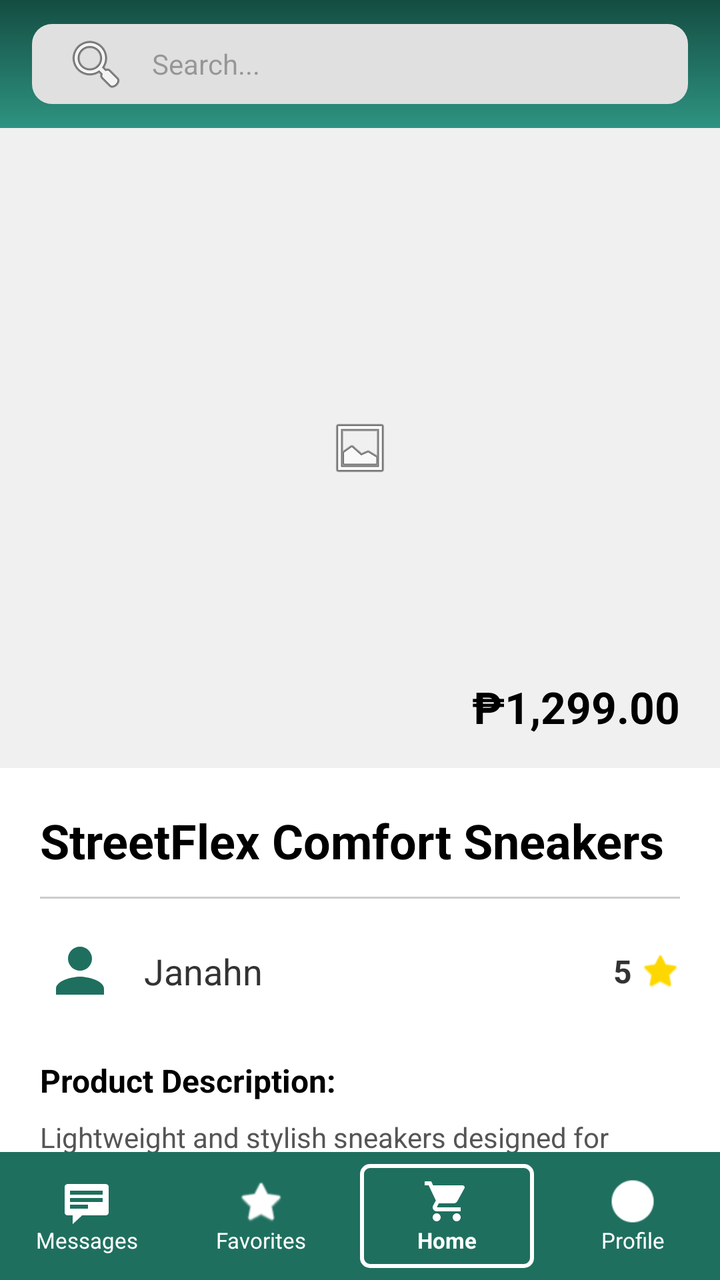
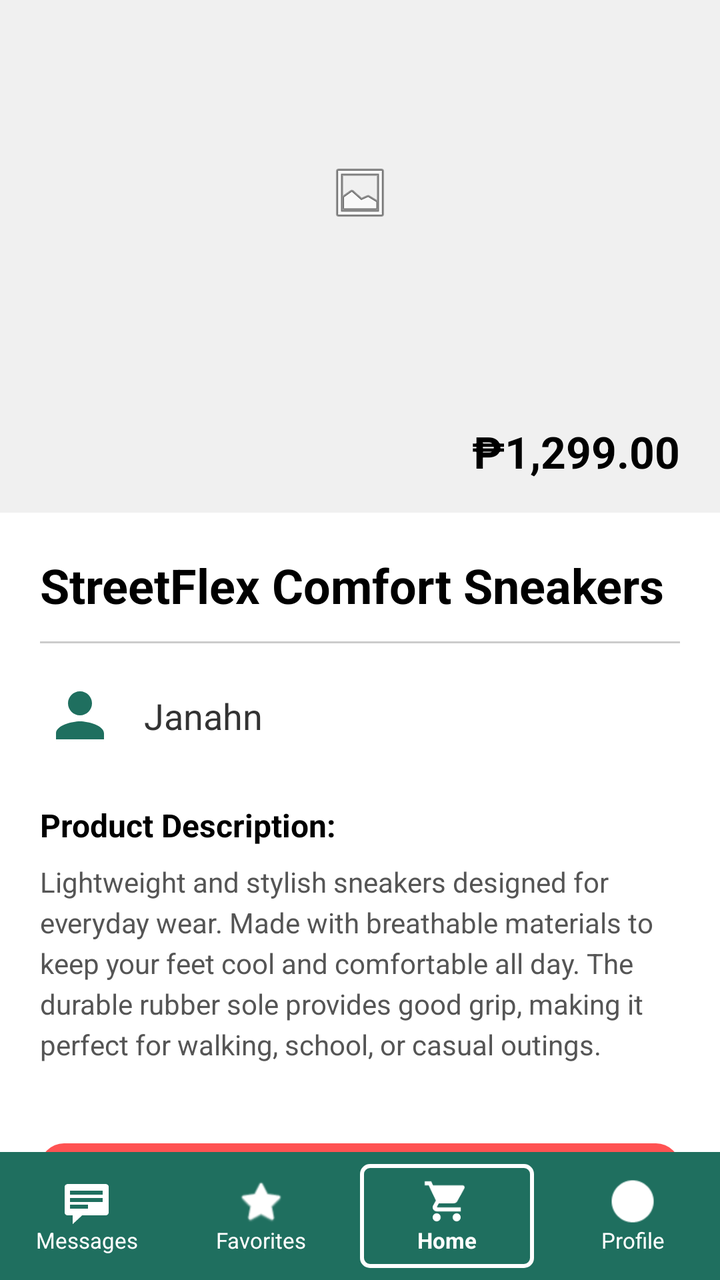

Compare the two renders of this Android layout. The source of the first and the diff that turns it into the second are given below.
<!-- AndroidManifest.xml: application theme Theme.AppDevLocalBuyAndSellSystem -->
<!-- res/layout/my_product_details.xml -->
<?xml version="1.0" encoding="utf-8"?>
<androidx.constraintlayout.widget.ConstraintLayout xmlns:android="http://schemas.android.com/apk/res/android"
    xmlns:app="http://schemas.android.com/apk/res-auto"
    xmlns:tools="http://schemas.android.com/tools"
    android:layout_width="match_parent"
    android:layout_height="match_parent"
    android:background="#FFFFFF">

    
    <androidx.constraintlayout.widget.ConstraintLayout
        android:id="@+id/myDetailsHeader"
        android:layout_width="match_parent"
        android:layout_height="64dp"
        android:background="@drawable/green_gradient_bg"
        android:paddingHorizontal="16dp"
        app:layout_constraintTop_toTopOf="parent">

        <EditText
            android:id="@+id/etMyDetailsSearch"
            android:layout_width="match_parent"
            android:layout_height="40dp"
            android:background="@drawable/search_bar_bg"
            android:drawableStart="@android:drawable/ic_menu_search"
            android:drawablePadding="12dp"
            android:hint="@string/search_hint"
            android:importantForAutofill="no"
            android:inputType="text"
            android:paddingHorizontal="16dp"
            android:textColor="#000000"
            android:textSize="14sp"
            app:layout_constraintBottom_toBottomOf="parent"
            app:layout_constraintTop_toTopOf="parent" />

    </androidx.constraintlayout.widget.ConstraintLayout>

    <androidx.core.widget.NestedScrollView
        android:layout_width="match_parent"
        android:layout_height="0dp"
        android:fillViewport="true"
        app:layout_constraintBottom_toTopOf="@id/bottomNavBar"
        app:layout_constraintTop_toBottomOf="@id/myDetailsHeader">

        <androidx.constraintlayout.widget.ConstraintLayout
            android:layout_width="match_parent"
            android:layout_height="wrap_content"
            android:paddingBottom="24dp">

            
            <androidx.constraintlayout.widget.ConstraintLayout
                android:id="@+id/containerHero"
                android:layout_width="match_parent"
                android:layout_height="320dp"
                android:background="#F0F0F0"
                app:layout_constraintTop_toTopOf="parent">

                <ImageView
                    android:id="@+id/ivMyProductDetailImage"
                    android:layout_width="match_parent"
                    android:layout_height="match_parent"
                    android:scaleType="centerInside"
                    android:src="@android:drawable/ic_menu_gallery"
                    android:contentDescription="@string/product_image_desc" />

                <TextView
                    android:id="@+id/tvMyProductDetailPrice"
                    android:layout_width="wrap_content"
                    android:layout_height="wrap_content"
                    android:layout_marginEnd="20dp"
                    android:layout_marginBottom="16dp"
                    android:text="₱1,299.00"
                    android:textColor="#000000"
                    android:textSize="22sp"
                    android:textStyle="bold"
                    app:layout_constraintBottom_toBottomOf="parent"
                    app:layout_constraintEnd_toEndOf="parent" />

            </androidx.constraintlayout.widget.ConstraintLayout>

            
            <TextView
                android:id="@+id/tvMyProductDetailTitle"
                android:layout_width="match_parent"
                android:layout_height="wrap_content"
                android:layout_marginHorizontal="20dp"
                android:layout_marginTop="20dp"
                android:text="StreetFlex Comfort Sneakers"
                android:textColor="#000000"
                android:textSize="24sp"
                android:textStyle="bold"
                app:layout_constraintTop_toBottomOf="@id/containerHero" />

            <View
                android:id="@+id/myTitleDivider"
                android:layout_width="match_parent"
                android:layout_height="1dp"
                android:layout_marginHorizontal="20dp"
                android:layout_marginTop="12dp"
                android:background="#CCCCCC"
                app:layout_constraintTop_toBottomOf="@id/tvMyProductDetailTitle" />

            
            <androidx.constraintlayout.widget.ConstraintLayout
                android:id="@+id/mySellerRow"
                android:layout_width="match_parent"
                android:layout_height="wrap_content"
                android:layout_marginTop="16dp"
                android:paddingHorizontal="20dp"
                app:layout_constraintTop_toBottomOf="@id/myTitleDivider">

                <ImageView
                    android:id="@+id/ivMySellerProfile"
                    android:layout_width="40dp"
                    android:layout_height="40dp"
                    android:background="@drawable/circle_white_bg"
                    android:padding="2dp"
                    android:src="@drawable/ic_user"
                    app:layout_constraintBottom_toBottomOf="parent"
                    app:layout_constraintStart_toStartOf="parent"
                    app:layout_constraintTop_toTopOf="parent"
                    app:tint="#1F6F5F"
                    android:contentDescription="@string/seller_profile_desc" />

                <TextView
                    android:id="@+id/tvMySellerName"
                    android:layout_width="wrap_content"
                    android:layout_height="wrap_content"
                    android:layout_marginStart="12dp"
                    android:text="Janahn"
                    android:textColor="#333333"
                    android:textSize="18sp"
                    app:layout_constraintBottom_toBottomOf="@id/ivMySellerProfile"
                    app:layout_constraintStart_toEndOf="@id/ivMySellerProfile"
                    app:layout_constraintTop_toTopOf="@id/ivMySellerProfile" />

                <LinearLayout
                    android:layout_width="wrap_content"
                    android:layout_height="wrap_content"
                    android:gravity="center_vertical"
                    android:orientation="horizontal"
                    app:layout_constraintBottom_toBottomOf="parent"
                    app:layout_constraintEnd_toEndOf="parent"
                    app:layout_constraintTop_toTopOf="parent">

                    <TextView
                        android:layout_width="wrap_content"
                        android:layout_height="wrap_content"
                        android:text="5"
                        android:textColor="#333333"
                        android:textSize="16sp"
                        android:textStyle="bold" />

                    <ImageView
                        android:layout_width="20dp"
                        android:layout_height="20dp"
                        android:layout_marginStart="4dp"
                        android:src="@android:drawable/btn_star_big_on"
                        app:tint="#FFD700"
                        android:contentDescription="@null" />
                </LinearLayout>

            </androidx.constraintlayout.widget.ConstraintLayout>

            
            <TextView
                android:id="@+id/tvMyDescriptionHeading"
                android:layout_width="wrap_content"
                android:layout_height="wrap_content"
                android:layout_marginStart="20dp"
                android:layout_marginTop="24dp"
                android:text="@string/product_description_title"
                android:textColor="#000000"
                android:textSize="16sp"
                android:textStyle="bold"
                app:layout_constraintStart_toStartOf="parent"
                app:layout_constraintTop_toBottomOf="@id/mySellerRow" />

            <TextView
                android:id="@+id/tvMyProductDetailDesc"
                android:layout_width="0dp"
                android:layout_height="wrap_content"
                android:layout_marginTop="8dp"
                android:layout_marginEnd="20dp"
                android:lineSpacingExtra="4dp"
                android:text="Lightweight and stylish sneakers designed for everyday wear. Made with breathable materials to keep your feet cool and comfortable all day. The durable rubber sole provides good grip, making it perfect for walking, school, or casual outings."
                android:textColor="#555555"
                android:textSize="14sp"
                app:layout_constraintEnd_toEndOf="parent"
                app:layout_constraintStart_toStartOf="@id/tvMyDescriptionHeading"
                app:layout_constraintTop_toBottomOf="@id/tvMyDescriptionHeading" />

            
            <Button
                android:id="@+id/btnDeleteProduct"
                android:layout_width="match_parent"
                android:layout_height="56dp"
                android:layout_marginHorizontal="20dp"
                android:layout_marginTop="40dp"
                android:layout_marginBottom="20dp"
                android:background="@drawable/delete_button_bg"
                android:text="@string/delete_product"
                android:textAllCaps="false"
                android:textColor="#FFFFFF"
                android:textSize="18sp"
                android:textStyle="bold"
                app:backgroundTint="@null"
                app:layout_constraintTop_toBottomOf="@id/tvMyProductDetailDesc" />

        </androidx.constraintlayout.widget.ConstraintLayout>
    </androidx.core.widget.NestedScrollView>

    
    <LinearLayout
        android:id="@+id/bottomNavBar"
        android:layout_width="match_parent"
        android:layout_height="64dp"
        android:background="#1F6F5F"
        android:baselineAligned="false"
        android:orientation="horizontal"
        app:layout_constraintBottom_toBottomOf="parent">

        <LinearLayout
            android:id="@+id/navMessages"
            android:layout_width="0dp"
            android:layout_height="match_parent"
            android:layout_weight="1"
            android:gravity="center"
            android:orientation="vertical">
            <ImageView
                android:layout_width="24dp"
                android:layout_height="24dp"
                android:src="@android:drawable/stat_notify_chat"
                app:tint="#FFFFFF"
                android:contentDescription="@string/messages" />
            <TextView
                android:layout_width="wrap_content"
                android:layout_height="wrap_content"
                android:text="@string/messages"
                android:textColor="#FFFFFF"
                android:textSize="11sp" />
        </LinearLayout>

        <LinearLayout
            android:id="@+id/navFavorites"
            android:layout_width="0dp"
            android:layout_height="match_parent"
            android:layout_weight="1"
            android:gravity="center"
            android:orientation="vertical">
            <ImageView
                android:layout_width="24dp"
                android:layout_height="24dp"
                android:src="@android:drawable/btn_star_big_on"
                app:tint="#FFFFFF"
                android:contentDescription="@string/favorites" />
            <TextView
                android:layout_width="wrap_content"
                android:layout_height="wrap_content"
                android:text="@string/favorites"
                android:textColor="#FFFFFF"
                android:textSize="11sp" />
        </LinearLayout>

        
        <LinearLayout
            android:id="@+id/navHome"
            android:layout_width="0dp"
            android:layout_height="match_parent"
            android:layout_weight="1"
            android:layout_margin="6dp"
            android:background="@drawable/selected_nav_item_bg"
            android:gravity="center"
            android:orientation="vertical">
            <ImageView
                android:layout_width="24dp"
                android:layout_height="24dp"
                android:src="@drawable/ic_cart"
                app:tint="#FFFFFF"
                android:contentDescription="@string/home" />
            <TextView
                android:layout_width="wrap_content"
                android:layout_height="wrap_content"
                android:text="@string/home"
                android:textColor="#FFFFFF"
                android:textSize="11sp"
                android:textStyle="bold" />
        </LinearLayout>

        <LinearLayout
            android:id="@+id/navMe"
            android:layout_width="0dp"
            android:layout_height="match_parent"
            android:layout_weight="1"
            android:gravity="center"
            android:orientation="vertical">
            <ImageView
                android:layout_width="24dp"
                android:layout_height="24dp"
                android:src="@android:drawable/presence_online"
                app:tint="#FFFFFF"
                android:contentDescription="@string/me" />
            <TextView
                android:layout_width="wrap_content"
                android:layout_height="wrap_content"
                android:text="@string/me"
                android:textColor="#FFFFFF"
                android:textSize="11sp" />
        </LinearLayout>

    </LinearLayout>

</androidx.constraintlayout.widget.ConstraintLayout>
<!-- resources referenced by this layout -->
<resources>
  <!-- drawable circle_white_bg (drawable) -->
  <?xml version="1.0" encoding="utf-8"?>
  <shape xmlns:android="http://schemas.android.com/apk/res/android"
      android:shape="oval">
      <solid android:color="#FFFFFF"/>
  </shape>
  <!-- drawable delete_button_bg (drawable) -->
  <?xml version="1.0" encoding="utf-8"?>
  <shape xmlns:android="http://schemas.android.com/apk/res/android"
      android:shape="rectangle">
      <solid android:color="#FF5252" />
      <corners android:radius="12dp" />
  </shape>
  <!-- drawable green_gradient_bg (drawable) -->
  <?xml version="1.0" encoding="utf-8"?>
  <shape xmlns:android="http://schemas.android.com/apk/res/android"
      android:shape="rectangle">
      <gradient
          android:startColor="#144D42"
          android:endColor="#2E9381"
          android:angle="270" />
  </shape>
  <!-- drawable ic_cart (drawable) -->
  <vector xmlns:android="http://schemas.android.com/apk/res/android"
      android:width="24dp"
      android:height="24dp"
      android:viewportWidth="24"
      android:viewportHeight="24">
      <path
          android:fillColor="#FF000000"
          android:pathData="M7,18c-1.1,0 -1.99,0.9 -1.99,2S5.9,22 7,22s2,-0.9 2,-2 -0.9,-2 -2,-2zM1,2v2h2l3.6,7.59 -1.35,2.45c-0.16,0.28 -0.25,0.61 -0.25,0.96 0,1.1 0.9,2 2,2h12v-2L7.42,15c-0.14,0 -0.25,-0.11 -0.25,-0.25l0.03,-0.12L8.1,13h7.45c0.75,0 1.41,-0.41 1.75,-1.03l3.58,-6.49c0.08,-0.14 0.12,-0.31 0.12,-0.48 0,-0.55 -0.45,-1 -1,-1L5.21,4l-0.94,-2L1,2zM17,18c-1.1,0 -1.99,0.9 -1.99,2s0.89,2 1.99,2 2,-0.9 2,-2 -0.9,-2 -2,-2z"/>
  </vector>
  <!-- drawable ic_user (drawable) -->
  <vector xmlns:android="http://schemas.android.com/apk/res/android"
      android:width="24dp"
      android:height="24dp"
      android:viewportWidth="24"
      android:viewportHeight="24">
      <path
          android:fillColor="#1F6F5F"
          android:pathData="M12,12c2.21,0 4,-1.79 4,-4s-1.79,-4 -4,-4 -4,1.79 -4,4 1.79,4 4,4zM12,14c-2.67,0 -8,1.34 -8,4v2h16v-2c0,-2.66 -5.33,-4 -8,-4z" />
  </vector>
  <!-- drawable search_bar_bg (drawable) -->
  <?xml version="1.0" encoding="utf-8"?>
  <shape xmlns:android="http://schemas.android.com/apk/res/android"
      android:shape="rectangle">
      <solid android:color="#E0E0E0" />
      <corners android:radius="10dp" />
  </shape>
  <!-- drawable selected_nav_item_bg (drawable) -->
  <?xml version="1.0" encoding="utf-8"?>
  <shape xmlns:android="http://schemas.android.com/apk/res/android"
      android:shape="rectangle">
      <stroke
          android:width="2dp"
          android:color="#FFFFFF" />
      <corners android:radius="4dp" />
  </shape>
  <string name="delete_product">Delete this product</string>
  <string name="favorites">Favorites</string>
  <string name="home">Home</string>
  <string name="me">Profile</string>
  <string name="messages">Messages</string>
  <string name="product_description_title">Product Description:</string>
  <string name="product_image_desc">Product Image</string>
  <string name="search_hint">Search...</string>
  <string name="seller_profile_desc">Seller Profile</string>
  <style name="Theme.AppDevLocalBuyAndSellSystem" parent="Base.Theme.AppDevLocalBuyAndSellSystem" />
  <style name="Base.Theme.AppDevLocalBuyAndSellSystem" parent="Theme.Material3.DayNight.NoActionBar">
          
          
      </style>
</resources>

<!-- the commit's change to res/layout/my_product_details.xml (unified diff, before → after) -->
@@ -7,38 +7,12 @@
     android:background="#FFFFFF">
 
     
-    <androidx.constraintlayout.widget.ConstraintLayout
-        android:id="@+id/myDetailsHeader"
-        android:layout_width="match_parent"
-        android:layout_height="64dp"
-        android:background="@drawable/green_gradient_bg"
-        android:paddingHorizontal="16dp"
-        app:layout_constraintTop_toTopOf="parent">
-
-        <EditText
-            android:id="@+id/etMyDetailsSearch"
-            android:layout_width="match_parent"
-            android:layout_height="40dp"
-            android:background="@drawable/search_bar_bg"
-            android:drawableStart="@android:drawable/ic_menu_search"
-            android:drawablePadding="12dp"
-            android:hint="@string/search_hint"
-            android:importantForAutofill="no"
-            android:inputType="text"
-            android:paddingHorizontal="16dp"
-            android:textColor="#000000"
-            android:textSize="14sp"
-            app:layout_constraintBottom_toBottomOf="parent"
-            app:layout_constraintTop_toTopOf="parent" />
-
-    </androidx.constraintlayout.widget.ConstraintLayout>
 
     <androidx.core.widget.NestedScrollView
         android:layout_width="match_parent"
         android:layout_height="0dp"
         android:fillViewport="true"
-        app:layout_constraintBottom_toTopOf="@id/bottomNavBar"
-        app:layout_constraintTop_toBottomOf="@id/myDetailsHeader">
+        app:layout_constraintBottom_toTopOf="@id/bottomNavBar">
 
         <androidx.constraintlayout.widget.ConstraintLayout
             android:layout_width="match_parent"
@@ -57,9 +31,9 @@
                     android:id="@+id/ivMyProductDetailImage"
                     android:layout_width="match_parent"
                     android:layout_height="match_parent"
+                    android:contentDescription="@string/product_image_desc"
                     android:scaleType="centerInside"
-                    android:src="@android:drawable/ic_menu_gallery"
-                    android:contentDescription="@string/product_image_desc" />
+                    android:src="@android:drawable/ic_menu_gallery" />
 
                 <TextView
                     android:id="@+id/tvMyProductDetailPrice"
@@ -112,13 +86,13 @@
                     android:layout_width="40dp"
                     android:layout_height="40dp"
                     android:background="@drawable/circle_white_bg"
+                    android:contentDescription="@string/seller_profile_desc"
                     android:padding="2dp"
                     android:src="@drawable/ic_user"
                     app:layout_constraintBottom_toBottomOf="parent"
                     app:layout_constraintStart_toStartOf="parent"
                     app:layout_constraintTop_toTopOf="parent"
-                    app:tint="#1F6F5F"
-                    android:contentDescription="@string/seller_profile_desc" />
+                    app:tint="#1F6F5F" />
 
                 <TextView
                     android:id="@+id/tvMySellerName"
@@ -139,24 +113,7 @@
                     android:orientation="horizontal"
                     app:layout_constraintBottom_toBottomOf="parent"
                     app:layout_constraintEnd_toEndOf="parent"
-                    app:layout_constraintTop_toTopOf="parent">
-
-                    <TextView
-                        android:layout_width="wrap_content"
-                        android:layout_height="wrap_content"
-                        android:text="5"
-                        android:textColor="#333333"
-                        android:textSize="16sp"
-                        android:textStyle="bold" />
-
-                    <ImageView
-                        android:layout_width="20dp"
-                        android:layout_height="20dp"
-                        android:layout_marginStart="4dp"
-                        android:src="@android:drawable/btn_star_big_on"
-                        app:tint="#FFD700"
-                        android:contentDescription="@null" />
-                </LinearLayout>
+                    app:layout_constraintTop_toTopOf="parent" />
 
             </androidx.constraintlayout.widget.ConstraintLayout>
 
<!-- resource entries referenced after the edit -->
@@ -12,15 +12,6 @@
       android:shape="rectangle">
       <solid android:color="#FF5252" />
       <corners android:radius="12dp" />
-  </shape>
-  <!-- drawable green_gradient_bg (drawable) -->
-  <?xml version="1.0" encoding="utf-8"?>
-  <shape xmlns:android="http://schemas.android.com/apk/res/android"
-      android:shape="rectangle">
-      <gradient
-          android:startColor="#144D42"
-          android:endColor="#2E9381"
-          android:angle="270" />
   </shape>
   <!-- drawable ic_cart (drawable) -->
   <vector xmlns:android="http://schemas.android.com/apk/res/android"
@@ -42,13 +33,6 @@
           android:fillColor="#1F6F5F"
           android:pathData="M12,12c2.21,0 4,-1.79 4,-4s-1.79,-4 -4,-4 -4,1.79 -4,4 1.79,4 4,4zM12,14c-2.67,0 -8,1.34 -8,4v2h16v-2c0,-2.66 -5.33,-4 -8,-4z" />
   </vector>
-  <!-- drawable search_bar_bg (drawable) -->
-  <?xml version="1.0" encoding="utf-8"?>
-  <shape xmlns:android="http://schemas.android.com/apk/res/android"
-      android:shape="rectangle">
-      <solid android:color="#E0E0E0" />
-      <corners android:radius="10dp" />
-  </shape>
   <!-- drawable selected_nav_item_bg (drawable) -->
   <?xml version="1.0" encoding="utf-8"?>
   <shape xmlns:android="http://schemas.android.com/apk/res/android"
@@ -65,7 +49,6 @@
   <string name="messages">Messages</string>
   <string name="product_description_title">Product Description:</string>
   <string name="product_image_desc">Product Image</string>
-  <string name="search_hint">Search...</string>
   <string name="seller_profile_desc">Seller Profile</string>
   <style name="Theme.AppDevLocalBuyAndSellSystem" parent="Base.Theme.AppDevLocalBuyAndSellSystem" />
   <style name="Base.Theme.AppDevLocalBuyAndSellSystem" parent="Theme.Material3.DayNight.NoActionBar">
